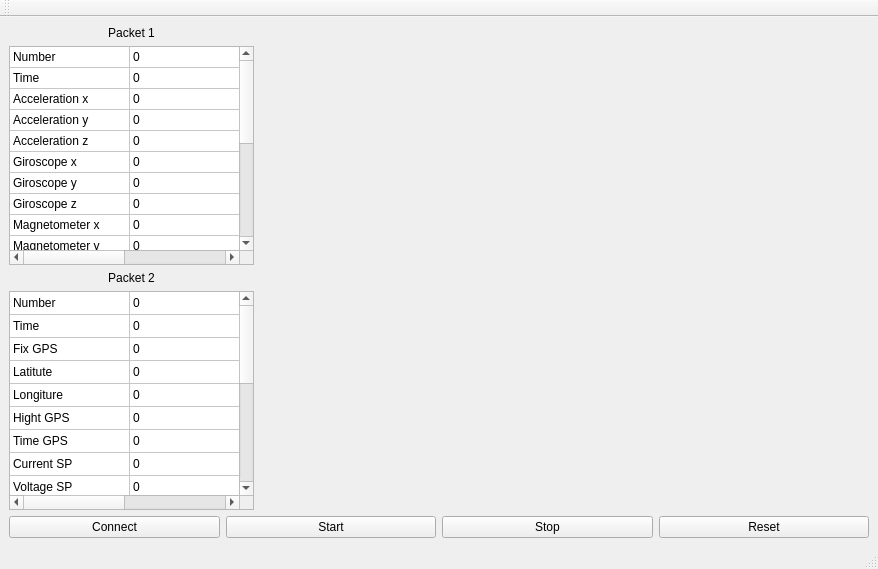
The window that src/gcs/gcs_pc/gcs_pc/form.ui (cansat-tsniimash/KNPN-2025) describes before a commit, drawn with Qt 5.
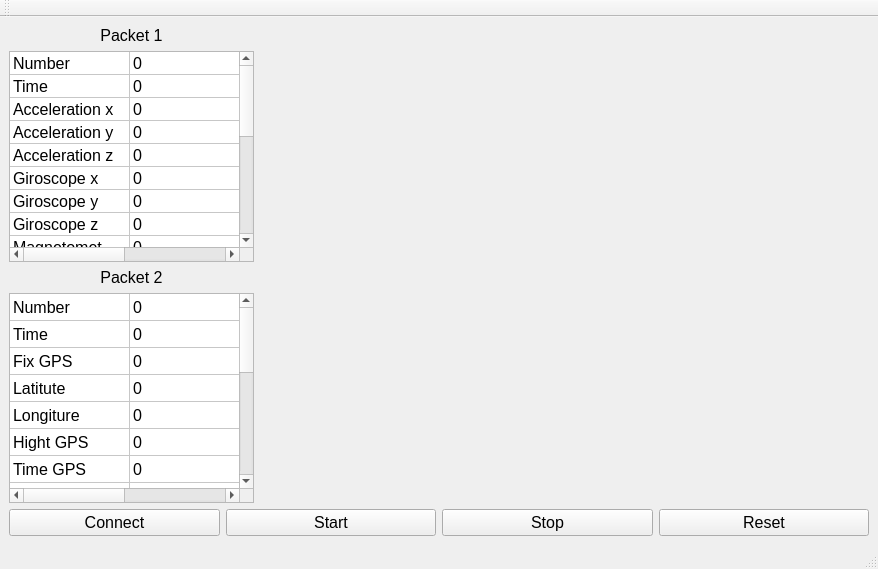
The same window after the commit. Custom widgets are drawn as their Qt base class.

What changed in the file:
```diff
--- a/src/gcs/gcs_pc/gcs_pc/form.ui
+++ b/src/gcs/gcs_pc/gcs_pc/form.ui
@@ -16,6 +16,11 @@
     <height>16777215</height>
    </size>
   </property>
+  <property name="font">
+   <font>
+    <pointsize>12</pointsize>
+   </font>
+  </property>
   <property name="windowTitle">
    <string>gcs</string>
   </property>
@@ -107,7 +112,13 @@
        <widget class="PlotWidget" name="Height" native="true"/>
       </item>
       <item row="2" column="2">
-       <widget class="PlotWidget" name="Illumination" native="true"/>
+       <widget class="PlotWidget" name="Illumination" native="true">
+        <property name="font">
+         <font>
+          <pointsize>12</pointsize>
+         </font>
+        </property>
+       </widget>
       </item>
      </layout>
     </item>
@@ -450,7 +461,7 @@
          <bool>false</bool>
         </attribute>
         <attribute name="verticalHeaderDefaultSectionSize">
-         <number>23</number>
+         <number>27</number>
         </attribute>
         <attribute name="verticalHeaderHighlightSections">
          <bool>true</bool>
```
Left out of the diff: 2 changed lines with no effect on the pictures.
